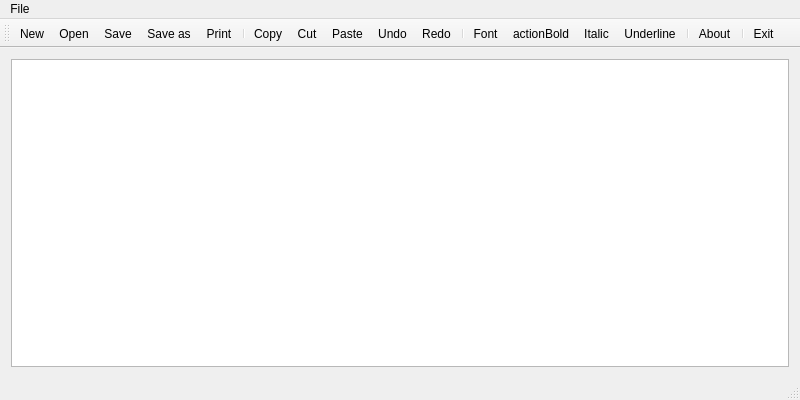
The window that linty/MainWindow.ui (Ayymoose/PC-Lint-GUI) describes before a commit, drawn with Qt 5.
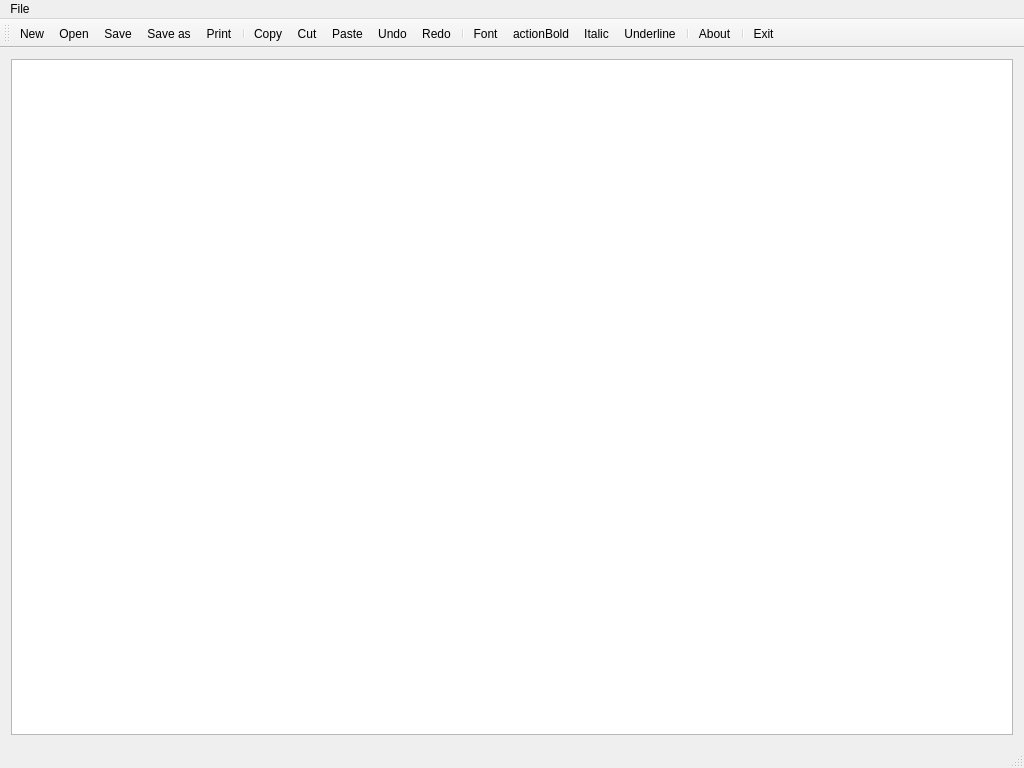
The same window after the commit. Icons and pictures are not drawn.

Commit message: feature: set window size to 1024x768

Diff of the .ui file:
```diff
--- a/linty/MainWindow.ui
+++ b/linty/MainWindow.ui
@@ -6,8 +6,8 @@
    <rect>
     <x>0</x>
     <y>0</y>
-    <width>800</width>
-    <height>400</height>
+    <width>1024</width>
+    <height>768</height>
    </rect>
   </property>
   <property name="windowTitle">
@@ -25,7 +25,7 @@
     <rect>
      <x>0</x>
      <y>0</y>
-     <width>800</width>
+     <width>1024</width>
      <height>21</height>
     </rect>
    </property>
```
